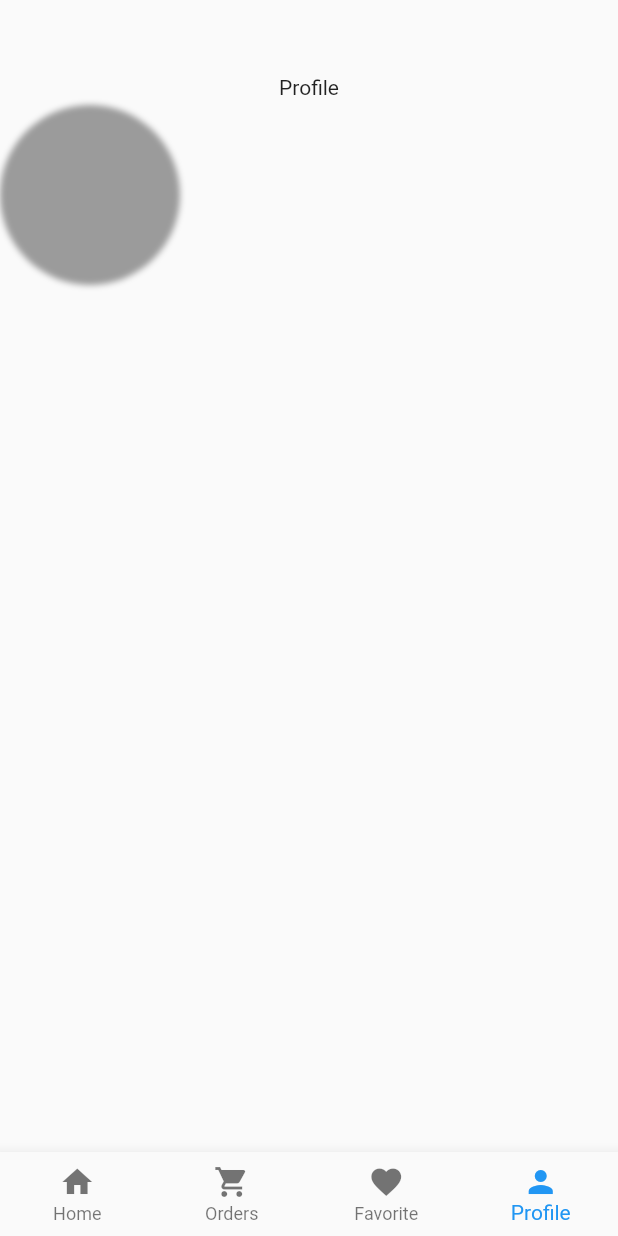
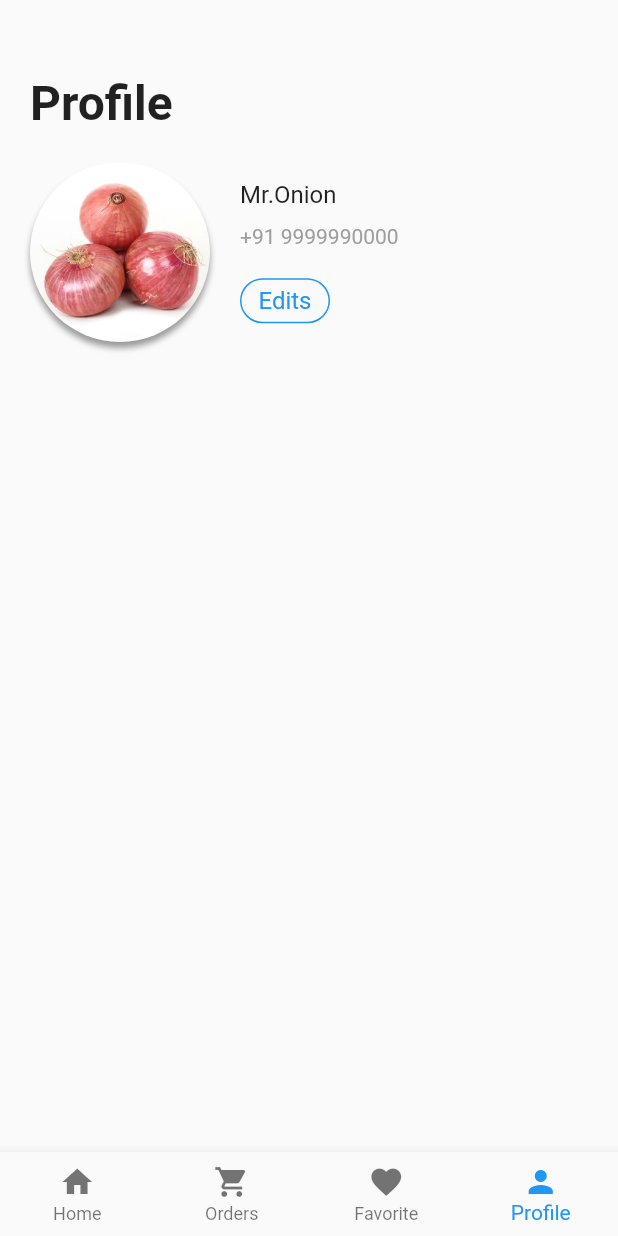
Before and after one commit to abhinavprkash/RuralnFresh, a Flutter app: the screen it shows after launch, item 4 of the bottom bar chosen, on a phone screen of 412 x 824 dp. Run offline on Flutter 3.47's test engine with Material 2 defaults, Android fonts, the phone set to English and light mode, and no system bars; missing offline and left inert: dart:ffi.

Commit message:
profile page initiated

```diff
--- a/lib/src/pages/profile_page.dart
+++ b/lib/src/pages/profile_page.dart
@@ -1,3 +1,5 @@
+import 'dart:ffi';
+
 import 'package:flutter/material.dart';
 
 class ProfilePage extends StatefulWidget {
@@ -10,11 +12,23 @@ class _ProfilePageState extends State<ProfilePage> {
   Widget build(BuildContext context) {
     return Scaffold(
       body: Container(
-        padding: EdgeInsets.symmetric(vertical: 50.0),
+        padding: EdgeInsets.symmetric(vertical: 50.0, horizontal: 20),
         child: Column(
+          crossAxisAlignment: CrossAxisAlignment.start,
           children: <Widget>[
-            Text("Profile"),
+            Text(
+              "Profile",
+              style: TextStyle(
+                fontSize: 32.0,
+                fontWeight: FontWeight.bold,
+              ),
+            ),
+            SizedBox(
+              height: 20.0,
+            ),
             Row(
+              crossAxisAlignment: CrossAxisAlignment.center,
+              mainAxisAlignment: MainAxisAlignment.start,
               children: <Widget>[
                 Container(
                   height: 120.0,
@@ -28,7 +42,51 @@ class _ProfilePageState extends State<ProfilePage> {
                         color: Colors.black38,
                       ),
                     ],
+                    image: DecorationImage(
+                      image: AssetImage("assets/images/onion.jpg"),
+                    ),
                   ),
+                ),
+                SizedBox(
+                  width: 20,
+                ),
+                Column(
+                  crossAxisAlignment: CrossAxisAlignment.start,
+                  children: <Widget>[
+                    Text(
+                      "Mr.Onion",
+                      style: TextStyle(fontSize: 16.0),
+                    ),
+                    SizedBox(
+                      height: 10.0,
+                    ),
+                    Text(
+                      "+91 9999990000",
+                      style: TextStyle(color: Colors.grey),
+                    ),
+                    SizedBox(
+                      height: 20.0,
+                    ),
+                    Container(
+                      height: 30.0,
+                      width: 60.0,
+                      decoration: BoxDecoration(
+                        border: Border.all(
+                          color: Colors.blue,
+                        ),
+                        borderRadius: BorderRadius.circular(20.0),
+                      ),
+                      child: Center(
+                        child: Text(
+                          "Edits",
+                          style: TextStyle(
+                            color: Colors.blue,
+                            fontSize: 16.0,
+                          ),
+                        ),
+                      ),
+                    ),
+                  ],
                 ),
               ],
             )
```
